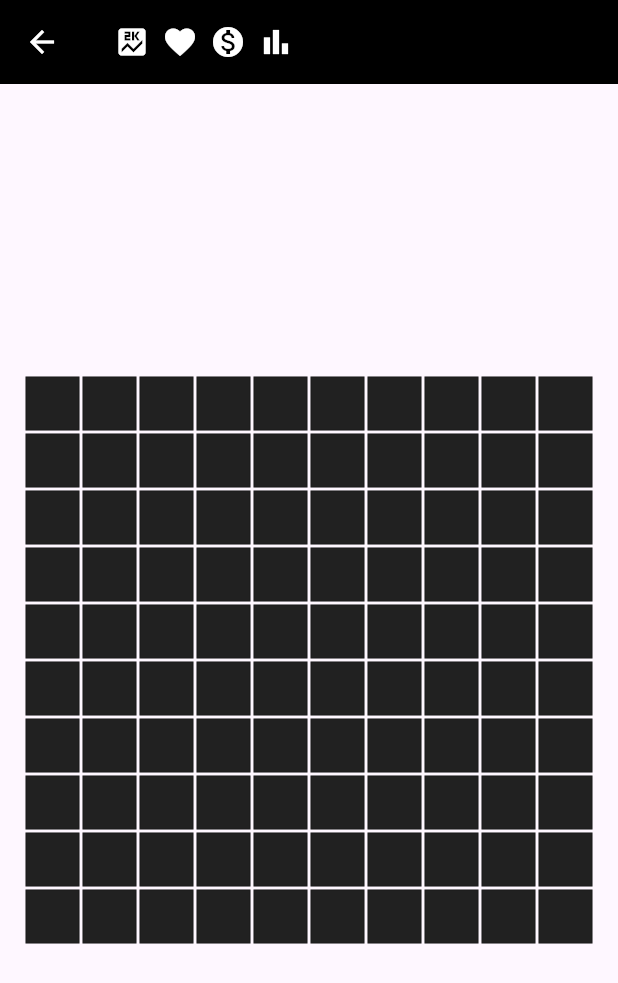
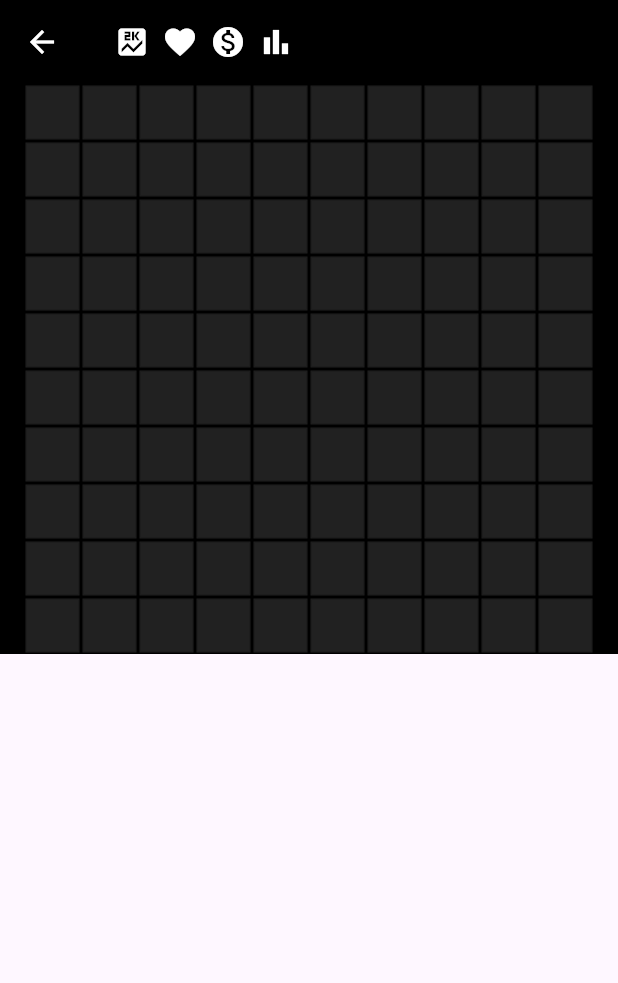
Before and after one commit to emilvdl1986/snakey, a Flutter app: the screen it shows after launch, after a tap on "Play Story", on a phone screen of 412 x 824 dp. Shown: the top 983 px of the screen. Run offline on Flutter 3.47's test engine with Material 3 defaults, Android fonts, the phone set to English and light mode, and no system bars; our stand-ins replace shared_preferences.

Commit message:
Saving progress

```diff
--- a/lib/screens/game_screen.dart
+++ b/lib/screens/game_screen.dart
@@ -70,18 +70,19 @@ class _GameScreenState extends State<GameScreen> {
         showCoins: appBarSettings?['showCoins'] ?? false,
         showLevel: appBarSettings?['showLevel'] ?? false,
       ),
-      body: Center(
-        child: isLoading
-            ? const CircularProgressIndicator()
-            : error != null
-                ? Text(error!, style: const TextStyle(color: Colors.red))
-                : (gridSettings != null
-                    ? GameCanvas(
+      body: isLoading
+          ? const Center(child: CircularProgressIndicator())
+          : error != null
+              ? Center(child: Text(error!, style: const TextStyle(color: Colors.red)))
+              : (gridSettings != null
+                  ? Container(
+                      color: Colors.black,
+                      child: GameCanvas(
                         columns: gridSettings!['columns'] ?? 0,
                         rows: gridSettings!['rows'] ?? 0,
-                      )
-                    : const Text('Grid settings not found')),
-      ),
+                      ),
+                    )
+                  : const Center(child: Text('Grid settings not found'))),
     );
   }
 }
```
